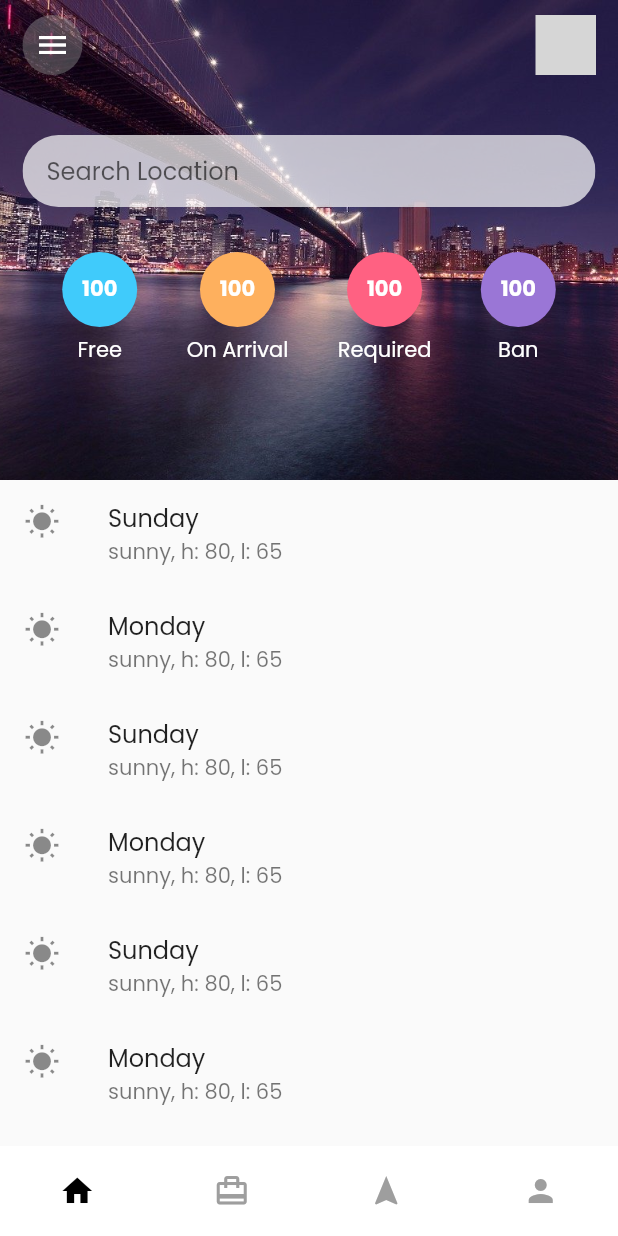
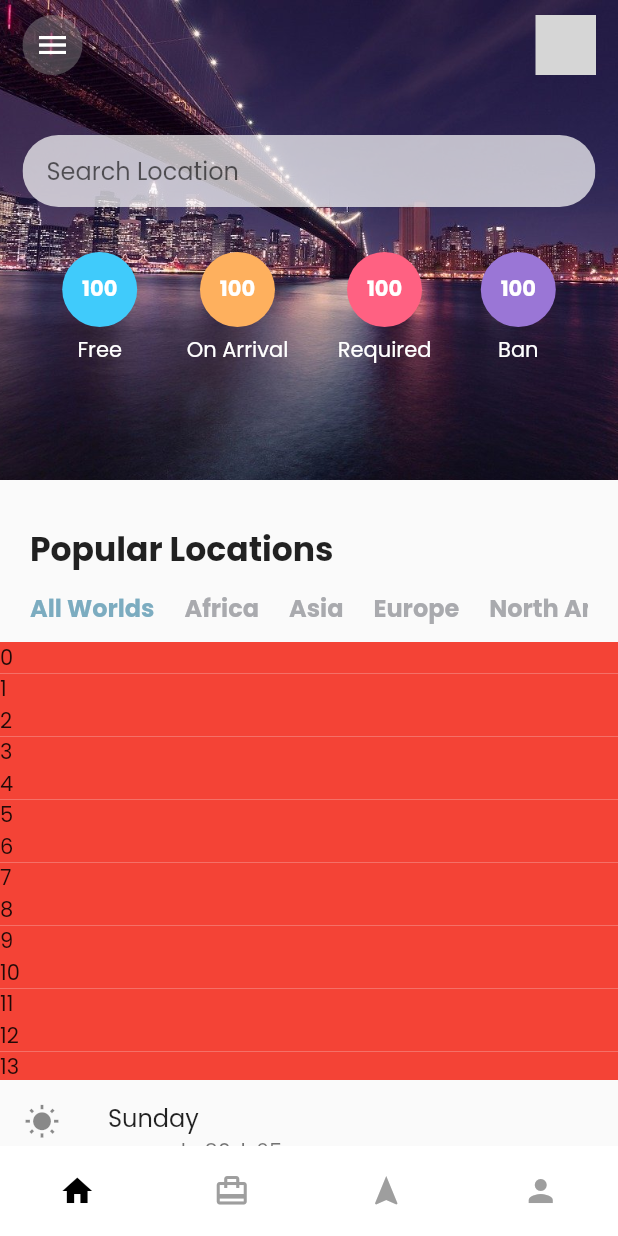
Before and after one commit to nickypangers/visachecker, a Flutter app: the HomeScreen screen opened directly, on a phone screen of 412 x 824 dp. Run offline on Flutter 3.47's test engine with Material 2 defaults, Android fonts, the phone set to English and light mode, and no system bars; our stand-ins replace flutter_spinkit, flutter_svg, google_fonts, introduction_screen; network calls fail; grey boxes are pictures that could not be loaded.

Commit message:
category tab

```diff
--- a/lib/common/components/popular_locations.dart
+++ b/lib/common/components/popular_locations.dart
@@ -1,4 +1,5 @@
 import 'package:flutter/material.dart';
+import '../constants.dart';
 
 class PopularLocations extends StatefulWidget {
   @override
@@ -6,7 +7,39 @@ class PopularLocations extends StatefulWidget {
 }
 
 class _PopularLocationsState extends State<PopularLocations> {
+  PageController _pageController;
+
   double yPadding = 20.0;
+
+  List<String> _categoryList = [
+    'All Worlds',
+    'Africa',
+    'Asia',
+    'Europe',
+    'North America',
+    'South America',
+    'Oceania'
+  ];
+
+  int _selectedIndex = 0;
+
+  @override
+  void initState() {
+    super.initState();
+    _pageController = PageController(initialPage: _selectedIndex);
+  }
+
+  @override
+  void dispose() {
+    _pageController.dispose();
+    super.dispose();
+  }
+
+  onTabPressed(int index) {
+    _pageController.animateToPage(index,
+        duration: Duration(milliseconds: 500), curve: Curves.easeIn);
+  }
+
   @override
   Widget build(BuildContext context) {
     return Column(
@@ -24,14 +57,35 @@ class _PopularLocationsState extends State<PopularLocations> {
                 ),
               ),
               Container(
-                alignment: Alignment.centerLeft,
-                padding: EdgeInsets.only(top: 10.0, bottom: 10.0),
-                child: Text(
-                  "All World",
-                  style: TextStyle(
-                      fontWeight: FontWeight.bold,
-                      fontSize: 16,
-                      color: Color(0xff63bed5)),
+                height: 45,
+                child: ListView.builder(
+                  scrollDirection: Axis.horizontal,
+                  itemCount: _categoryList.length,
+                  itemBuilder: (context, index) {
+                    return GestureDetector(
+                      onTap: () {
+                        print('$index - ${_categoryList[index]}');
+                        setState(() {
+                          onTabPressed(index);
+                          _selectedIndex = index;
+                        });
+                      },
+                      child: Row(
+                        children: [
+                          buildCategoryTab(context,
+                              category: _categoryList[index],
+                              color: (index == _selectedIndex)
+                                  ? kLocationSelectedColor
+                                  : kLocationUnselectedColor),
+                          (index != _categoryList.length - 1)
+                              ? SizedBox(
+                                  width: 20,
+                                )
+                              : Container()
+                        ],
+                      ),
+                    );
+                  },
                 ),
               ),
             ],
@@ -44,18 +98,38 @@ class _PopularLocationsState extends State<PopularLocations> {
     );
   }
 
+  Widget buildCategoryTab(context, {String category, Color color}) {
+    return Container(
+      alignment: Alignment.centerLeft,
+      padding: EdgeInsets.only(top: 10.0, bottom: 10.0),
+      child: Text(
+        category,
+        style:
+            TextStyle(fontWeight: FontWeight.bold, fontSize: 16, color: color),
+      ),
+    );
+  }
+
   Widget buildPageView() {
     return PageView(
+      controller: _pageController,
       children: [
         buildPage(color: Colors.red),
         buildPage(color: Colors.yellow),
         buildPage(color: Colors.green),
+        buildPage(color: Colors.blue),
+        buildPage(color: Colors.grey),
+        buildPage(color: Colors.orange),
+        buildPage(color: Colors.purple),
       ],
     );
   }
 
   Widget buildPage({Color color}) {
-    return ListView.builder(
+    return MediaQuery.removePadding(
+      context: context,
+      removeTop: true,
+      child: ListView.builder(
         shrinkWrap: true,
         itemCount: 70,
         itemBuilder: (context, index) {
@@ -64,6 +138,7 @@ class _PopularLocationsState extends State<PopularLocations> {
             child: Text("$index"),
           );
         },
+      ),
     );
   }
 }
--- a/lib/common/constants.dart
+++ b/lib/common/constants.dart
@@ -4,6 +4,10 @@ import 'package:flutter/material.dart';
 const Color kIconBackgroundColor = Color(0xFF00d46d);
 
 const Color kBackgroundColor = Colors.white;
+
+const Color kLocationUnselectedColor = Color(0xffa9aaae);
+
+const Color kLocationSelectedColor = Color(0xff7cacc0);
 
 // Text Scheme
 const TextStyle kOnBoardingButtonTextStyle = TextStyle(
--- a/lib/screens/homeScreen.dart
+++ b/lib/screens/homeScreen.dart
@@ -70,11 +70,14 @@ class _HomeScreenState extends State<HomeScreen> {
                     child: buildHomeTopCard(context)),
               ),
             ),
+            SliverToBoxAdapter(
+              child: Container(
+                height: 400,
+                child: PopularLocations(),
+              ),
+            ),
             SliverList(
               delegate: SliverChildListDelegate([
-                // SliverToBoxAdapter(
-                //   child: PopularLocations(),
-                // ),
                 ListTile(
                   leading: Icon(Icons.wb_sunny),
                   title: Text('Sunday'),
```
Lines whose indentation alone changed are shown as unchanged.
